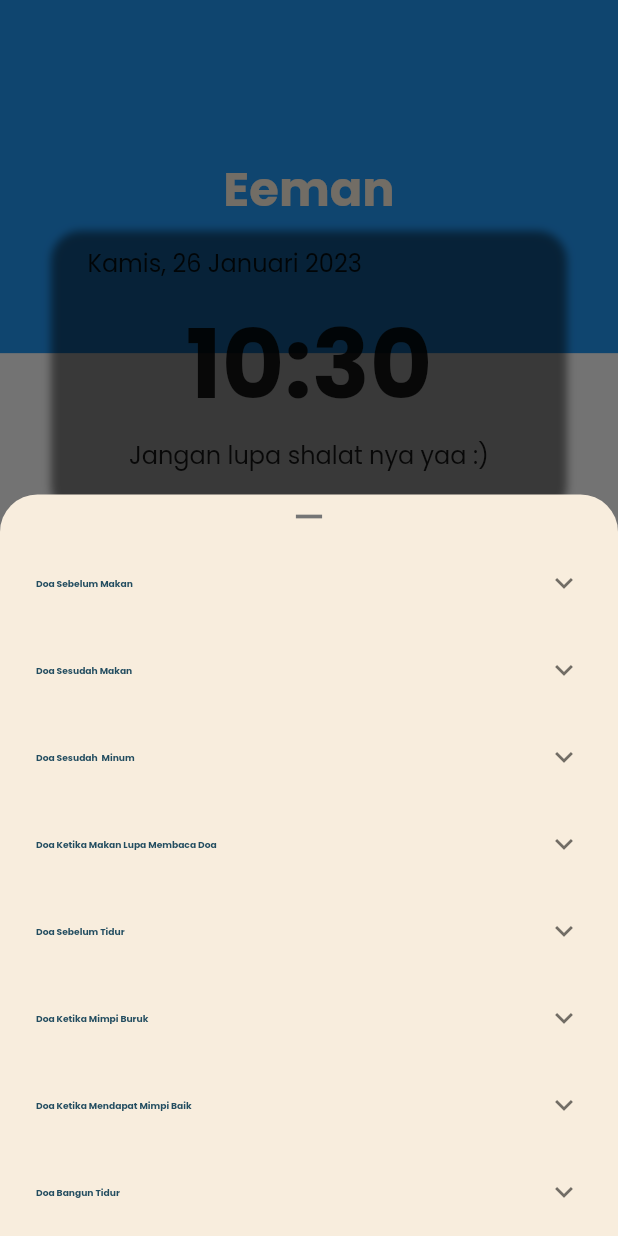
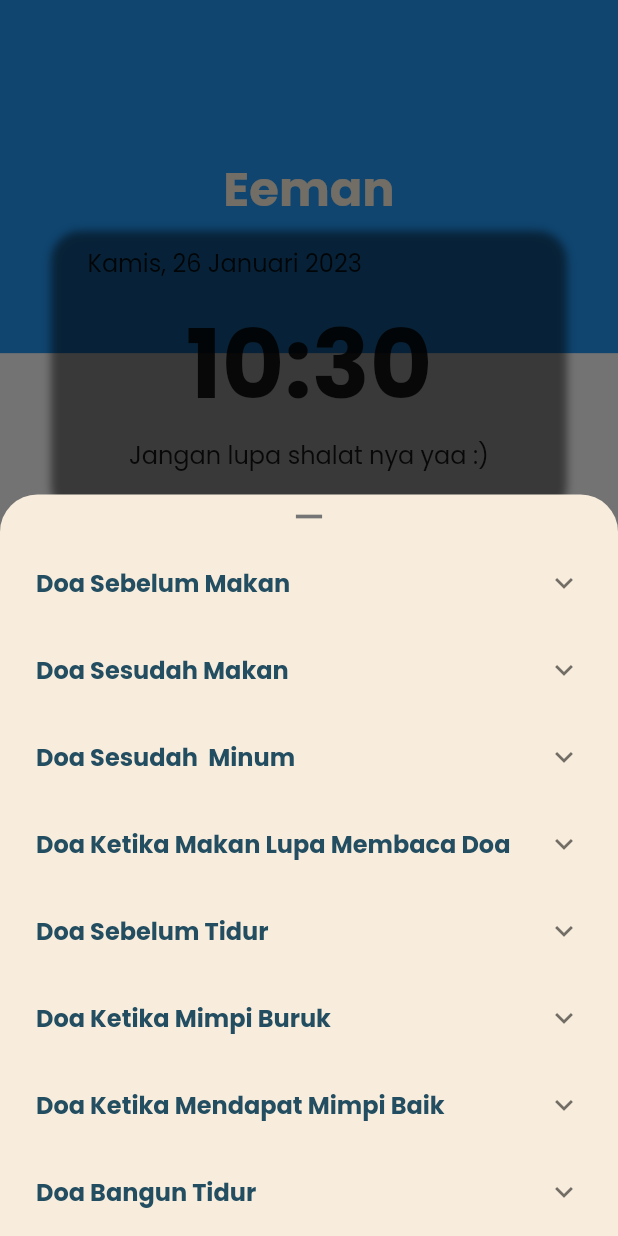
Before and after one commit to mkhoirulwafa18/eeman, a Flutter app: the screen it shows after launch, after a tap on an icon or button, on a phone screen of 412 x 824 dp. Run offline on Flutter 3.47's test engine with Material 2 defaults, Android fonts, the phone set to English and light mode, and no system bars; our stand-ins replace bloc, date_picker_timeline, dio, equatable, flutter_bloc, flutter_screenutil and 5 more; generated files the repository leaves out were written again; statements that could not run were skipped; project files that could hold a hidden picture were left out.

Commit message:
edit all fontsize to be plain size

```diff
--- a/lib/common/constants/constant.dart
+++ b/lib/common/constants/constant.dart
@@ -145,9 +145,6 @@ bool isBigPhoneHeight(BuildContext context) =>
 double setWidth(double width) => ScreenUtil().setWidth(width);
 double setHeight(double height) => ScreenUtil().setHeight(height);
 
-/// Setting fontsize
-double setFontSize(double size) => size.sp;
-
 /// -----------------------------------
 /// Constant Base Text Styling
 /// -----------------------------------
@@ -155,41 +152,41 @@ double setFontSize(double size) => size.sp;
 TextStyle inputLabel = TextStyle(
   color: backgroundColor.withOpacity(0.7),
   fontFamily: 'Poppins',
-  fontSize: setFontSize(12),
+  fontSize: 14,
 );
 
 TextStyle inputText = TextStyle(
   color: backgroundColor,
   fontFamily: 'Poppins',
-  fontSize: setFontSize(14),
+  fontSize: 16,
 );
 
 TextStyle lightBoldTitle = TextStyle(
   color: backgroundColor,
   fontFamily: 'Poppins',
   fontWeight: FontWeight.w600,
-  fontSize: setFontSize(20),
+  fontSize: 32,
 );
 
 TextStyle smallText = TextStyle(
   color: backgroundColor,
   fontFamily: 'Poppins',
-  fontSize: setFontSize(12),
+  fontSize: 12,
 );
 TextStyle mediumText = TextStyle(
   fontFamily: 'Poppins',
-  fontSize: setFontSize(16),
+  fontSize: 16,
   color: backgroundColor,
 );
 TextStyle largeText = TextStyle(
   color: backgroundColor,
   fontFamily: 'Poppins',
-  fontSize: setFontSize(24),
+  fontSize: 24,
 );
 
 TextStyle arabicText = TextStyle(
   fontFamily: 'IsepMisbah',
-  fontSize: setFontSize(22),
+  fontSize: 24,
   color: backgroundColor2,
   height: 2,
 );
```
